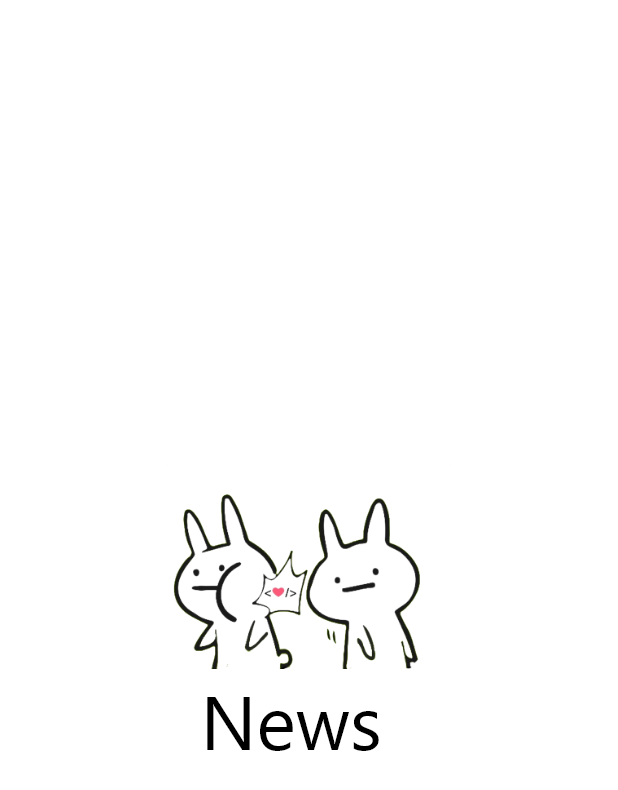
After one commit to abdulvvahid/NewsFragmentManagement, an Android app: the SplashScreenActivity screen opened directly, with no data from a screen before it, on a phone screen of 412 x 824 dp. The commit adds this screen. Shown: the top 790 px of the screen. Run offline under Robolectric (Android 15) with nearby library versions, the phone set to English and light mode, and no system bars; 1 statement that could not run was skipped.

Commit message:
Create splash screen

```diff
--- /dev/null
+++ b/app/src/main/java/com/noor/newsfragmentmanagement/SplashScreenActivity.kt
@@ -0,0 +1,20 @@
+package com.noor.newsfragmentmanagement
+
+import androidx.appcompat.app.AppCompatActivity
+import android.os.Bundle
+import android.content.Intent
+import java.util.*
+
+class SplashScreenActivity : AppCompatActivity() {
+    override fun onCreate(savedInstanceState: Bundle?) {
+        super.onCreate(savedInstanceState)
+
+        Timer().schedule(object : TimerTask() {
+            override fun run() {
+                startActivity(Intent(this@SplashScreenActivity, MainActivity::class.java))
+                finish()
+            }
+        }, 1000)
+
+    }
+}
--- /dev/null
+++ b/app/src/main/res/drawable/splash_background.xml
@@ -0,0 +1,13 @@
+<?xml version="1.0" encoding="utf-8"?>
+<layer-list xmlns:android="http://schemas.android.com/apk/res/android">
+    <item>
+        <shape
+            android:shape="rectangle"
+            android:tint="#FFFFFF">
+        </shape>
+    </item>
+    <item>
+        <bitmap android:gravity="center"
+            android:src="@drawable/ic_splash"/>
+    </item>
+</layer-list>
--- a/app/src/main/res/values/themes.xml
+++ b/app/src/main/res/values/themes.xml
@@ -13,4 +13,12 @@
         <item name="android:statusBarColor" tools:targetApi="l">?attr/colorPrimaryVariant</item>
         <!-- Customize your theme here. -->
     </style>
+
+    <style name="SplashTheme" parent="Theme.MaterialComponents.Light.NoActionBar">
+        <item name="android:windowBackground">@drawable/splash_background</item>
+        <item name="colorPrimary">@color/purple_500</item>
+        <item name="colorPrimaryDark">@color/purple_700</item>
+        <item name="colorAccent">@color/teal_200</item>
+        <item name="android:statusBarColor">@color/teal_200</item>
+    </style>
 </resources>
```
Also changed, not shown: app/src/main/AndroidManifest.xml (+7 -2 lines), app/src/main/res/layout/activity_splash_screen.xml (added, +9 -0 lines), app/src/main/res/drawable-hdpi/ic_splash.png (added), app/src/main/res/drawable-ldpi/ic_splash.png (added), app/src/main/res/drawable-mdpi/ic_splash.png (added), app/src/main/res/drawable-xhdpi/ic_splash.png (added), app/src/main/res/drawable-xxhdpi/ic_splash.png (added), app/src/main/res/drawable-xxxhdpi/ic_splash.png (added).
